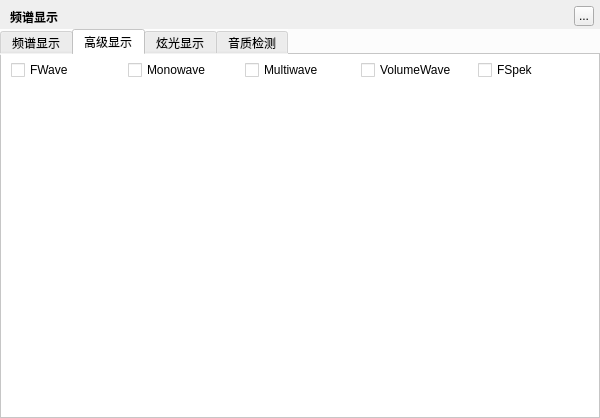
Qt form TTKModule/TTKWidget/musicUiKits/musicToolsetsKits/musicspectrumwidget.ui (Greedysky/TTKMusicPlayer) before a commit.
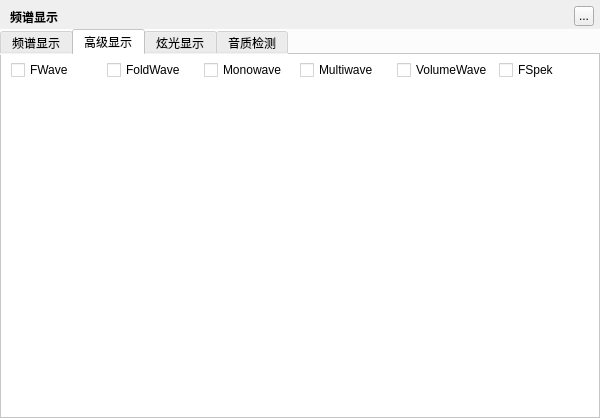
The same form after that commit. The open tabs and pages were chosen to show the change.

Commit message: Add point xrays visual[919845]

```diff
--- a/TTKModule/TTKWidget/musicUiKits/musicToolsetsKits/musicspectrumwidget.ui
+++ b/TTKModule/TTKWidget/musicUiKits/musicToolsetsKits/musicspectrumwidget.ui
@@ -252,6 +252,13 @@
            </property>
           </widget>
          </item>
+         <item>
+          <widget class="QCheckBox" name="foldwaveBox">
+           <property name="text">
+            <string>FoldWave</string>
+           </property>
+          </widget>
+         </item>
          <item>
           <widget class="QCheckBox" name="monowaveBox">
            <property name="text">
```
The commit also changes 1 other file.
